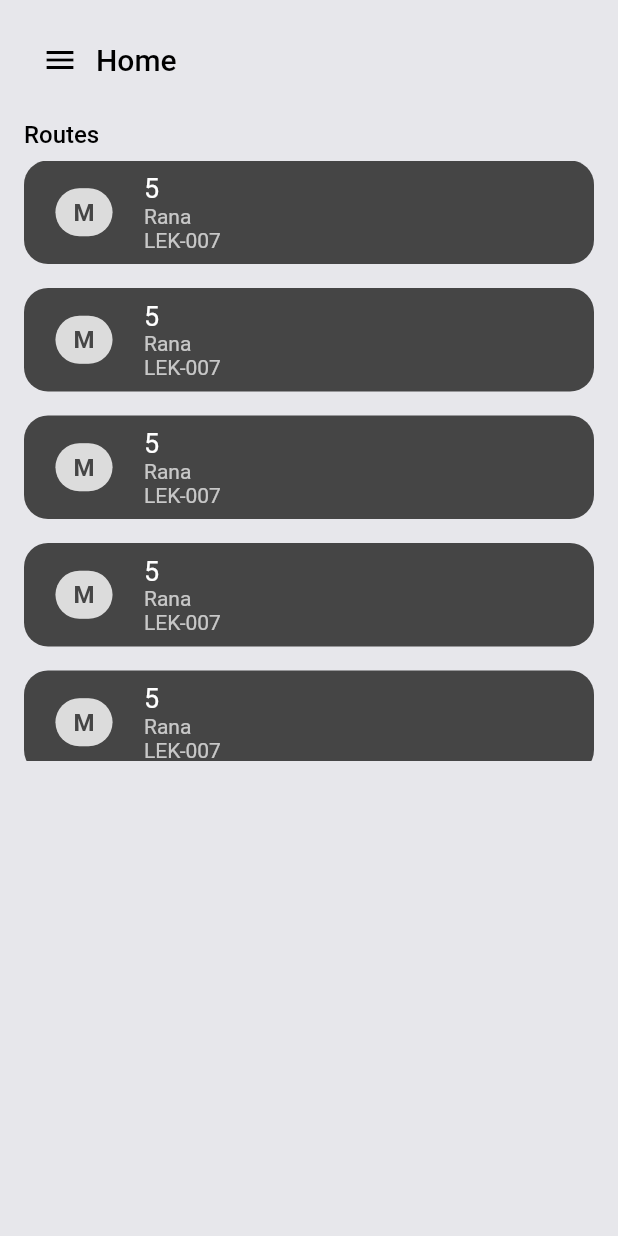
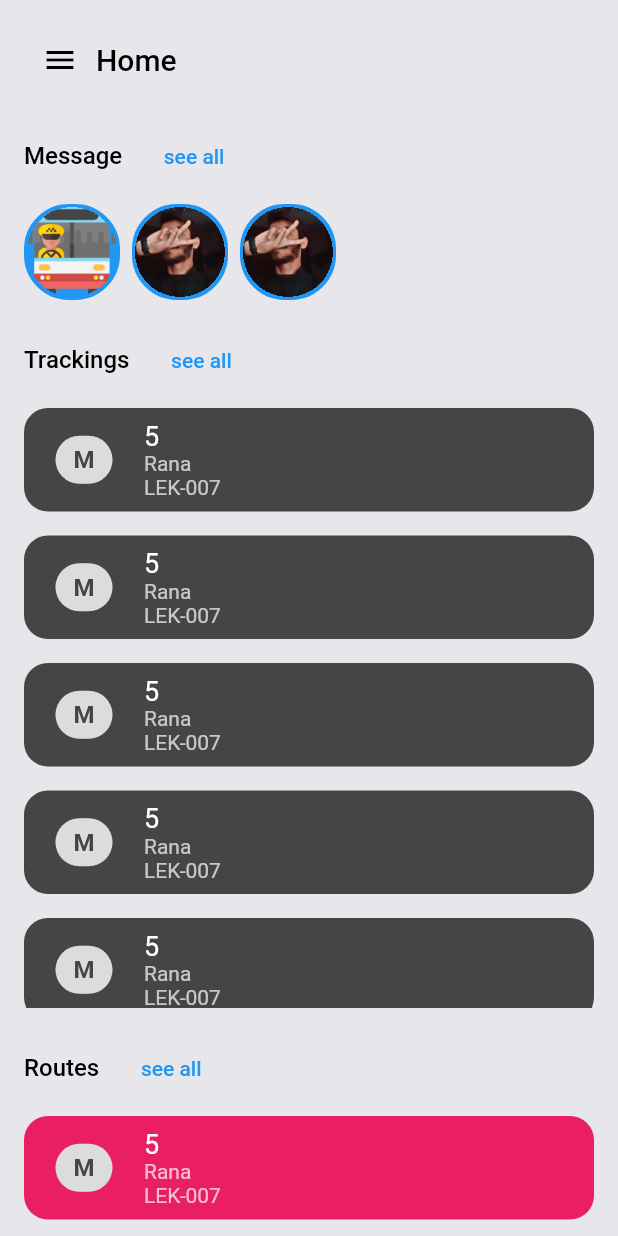
Before and after one commit to salmannaeem112215/liveroute_driver, a Flutter app: the screen it shows after launch, on a phone screen of 412 x 824 dp. Run offline on Flutter 3.47's test engine with Material 2 defaults, Android fonts, the phone set to English and light mode, and no system bars; our stand-ins replace flutter_svg, get; missing offline and left inert: mapbox_gl.

Commit message:
Builded Home UI

```diff
--- a/lib/screens/home/components/body.dart
+++ b/lib/screens/home/components/body.dart
@@ -1,4 +1,8 @@
 import 'package:flutter/material.dart';
+import 'package:get/get.dart';
+import 'package:liveroute_driver/configs/themes/app_color.dart';
+import 'package:liveroute_driver/controllers/custom_menu_controller.dart';
+import 'package:liveroute_driver/responsive.dart';
 
 import '../../../configs/themes/custom_text_styles.dart';
 import '../../../configs/themes/ui_parameters.dart';
@@ -10,14 +14,39 @@ class Body extends StatelessWidget {
   @override
   Widget build(BuildContext context) {
     return Column(
+      crossAxisAlignment: CrossAxisAlignment.start,
       children: [
+        // Messages
+        CustomTitle(
+          title: 'Message',
+          height: Responsive.screenWidth(context) - 2 * defaultPadding,
+          seeAll: () => Get.find<CustomMenuController>().selectedItem.value =
+              MenuItems.message,
+        ),
+        kHalfHeightpace,
         Row(
-          children: const [
-            Text(
-              'Routes',
-              style: kTitleTextStyle,
+          children: [
+            ChatCircleTile(
+              image: 'assets/images/logo.png',
+            ),
+            kHalfWidthSpace,
+            ChatCircleTile(
+              image: 'assets/images/chat1.png',
+            ),
+            kHalfWidthSpace,
+            ChatCircleTile(
+              image: 'assets/images/chat2.png',
             ),
           ],
+        ),
+        kHeightSpace,
+
+        // tracking
+        CustomTitle(
+          title: 'Trackings',
+          height: Responsive.screenWidth(context) - 2 * defaultPadding,
+          seeAll: () => Get.find<CustomMenuController>().selectedItem.value =
+              MenuItems.tracking,
         ),
         kHalfHeightpace,
         SizedBox(
@@ -30,14 +59,106 @@ class Body extends StatelessWidget {
               bus: 'LEK-007',
               onTap: () async {},
             ),
-            separatorBuilder: (ctx, index) {
-              print(index);
-              return kHeightSpace;
-            },
+            separatorBuilder: (ctx, index) => kHeightSpace,
             itemCount: 7,
           ),
         ),
+        kHeightSpace,
+
+        // routes
+        CustomTitle(
+          title: 'Routes',
+          height: Responsive.screenWidth(context) - 2 * defaultPadding,
+          seeAll: () => Get.find<CustomMenuController>().selectedItem.value =
+              MenuItems.route,
+        ),
+
+        kHalfHeightpace,
+        SizedBox(
+          height: 400,
+          child: ListView.separated(
+            itemBuilder: (ctx, index) => RouteTile(
+              type: 'M',
+              name: '5',
+              driver: 'Rana',
+              bus: 'LEK-007',
+              onTap: () async {},
+              color: Colors.pink,
+            ),
+            separatorBuilder: (ctx, index) => kHeightSpace,
+            itemCount: 7,
+          ),
+        ),
+        kHeightSpace,
       ],
     );
   }
 }
+
+class ChatCircleTile extends StatelessWidget {
+  const ChatCircleTile({
+    super.key,
+    required this.image,
+  });
+  final String image;
+
+  @override
+  Widget build(BuildContext context) {
+    return Container(
+      decoration: BoxDecoration(
+          borderRadius: BorderRadius.circular(30),
+          color: Colors.blue,
+          border: Border.all(
+            color: Colors.blue,
+            width: 2,
+          )),
+      child: Container(
+        height: 60,
+        width: 60,
+        clipBehavior: Clip.hardEdge,
+        // padding: const EdgeInsets.all(5),
+        decoration: BoxDecoration(
+          borderRadius: BorderRadius.circular(30),
+        ),
+        child: Image.asset(image),
+      ),
+    );
+  }
+}
+
+class CustomTitle extends StatelessWidget {
+  const CustomTitle({
+    super.key,
+    required this.height,
+    required this.title,
+    this.seeAll,
+  });
+  final double height;
+  final String title;
+  final Function()? seeAll;
+  @override
+  Widget build(BuildContext context) {
+    if (seeAll == null || height < 100) {
+      return Text(
+        title,
+        style: kTitleTextStyle,
+      );
+    } else {
+      return SingleChildScrollView(
+        scrollDirection: Axis.horizontal,
+        child: Row(
+          mainAxisSize: MainAxisSize.max,
+          mainAxisAlignment: MainAxisAlignment.spaceBetween,
+          children: [
+            Text(
+              title,
+              style: kTitleTextStyle,
+            ),
+            kWidthSpace,
+            TextButton(onPressed: seeAll, child: const Text('see all')),
+          ],
+        ),
+      );
+    }
+  }
+}
--- a/lib/screens/home/components/rotue_tile.dart
+++ b/lib/screens/home/components/rotue_tile.dart
@@ -40,7 +40,7 @@ class _RouteTileState extends State<RouteTile> {
                 ? null
                 : tapFunction
             : null,
-        hoverColor: widget.onTap != null ? Colors.black45 : null,
+        hoverColor: widget.onTap != null ? Colors.black12 : null,
         customBorder: RoundedRectangleBorder(
             borderRadius: BorderRadius.circular(defaultPadding)),
         child: Container(
```
Also changed, not shown: assets/images/chat1.png (added), assets/images/chat2.png (added).
